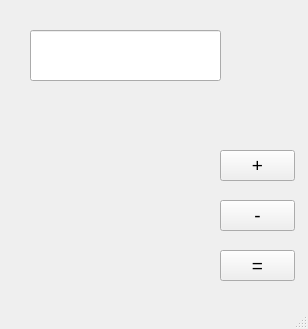
This is Assignment_17/main.ui in Hane7192/pylearn7 as Qt 5 draws it before an edit. The edited form follows.
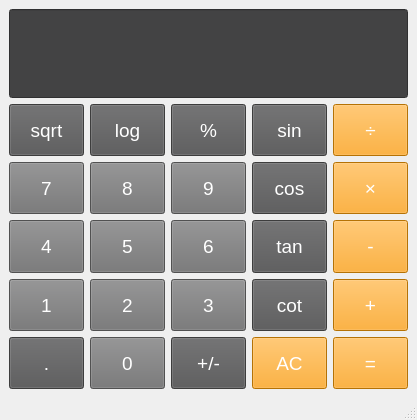
This is the edited form.

Diff of the .ui file:
```diff
--- a/Assignment_17/main.ui
+++ b/Assignment_17/main.ui
@@ -6,78 +6,582 @@
    <rect>
     <x>0</x>
     <y>0</y>
-    <width>308</width>
-    <height>329</height>
+    <width>417</width>
+    <height>420</height>
    </rect>
   </property>
+  <property name="minimumSize">
+   <size>
+    <width>417</width>
+    <height>0</height>
+   </size>
+  </property>
   <property name="windowTitle">
    <string>MainWindow</string>
   </property>
+  <property name="styleSheet">
+   <string notr="true">color: rgb(255, 255, 255);
+</string>
+  </property>
   <widget class="QWidget" name="centralwidget">
-   <widget class="QLineEdit" name="txt_box">
-    <property name="geometry">
-     <rect>
-      <x>30</x>
-      <y>30</y>
-      <width>191</width>
-      <height>51</height>
-     </rect>
-    </property>
-   </widget>
-   <widget class="QPushButton" name="sum">
-    <property name="geometry">
-     <rect>
-      <x>220</x>
-      <y>150</y>
-      <width>75</width>
-      <height>31</height>
-     </rect>
-    </property>
-    <property name="font">
-     <font>
-      <pointsize>14</pointsize>
-     </font>
-    </property>
-    <property name="text">
-     <string>+</string>
-    </property>
-   </widget>
-   <widget class="QPushButton" name="sub">
-    <property name="geometry">
-     <rect>
-      <x>220</x>
-      <y>200</y>
-      <width>75</width>
-      <height>31</height>
-     </rect>
-    </property>
-    <property name="font">
-     <font>
-      <pointsize>14</pointsize>
-     </font>
-    </property>
-    <property name="text">
-     <string>-</string>
-    </property>
-   </widget>
-   <widget class="QPushButton" name="equal">
-    <property name="geometry">
-     <rect>
-      <x>220</x>
-      <y>250</y>
-      <width>75</width>
-      <height>31</height>
-     </rect>
-    </property>
-    <property name="font">
-     <font>
-      <pointsize>14</pointsize>
-     </font>
-    </property>
-    <property name="text">
-     <string>=</string>
-    </property>
-   </widget>
+   <layout class="QGridLayout" name="gridLayout">
+    <item row="5" column="0">
+     <widget class="QPushButton" name="btn_dot">
+      <property name="sizePolicy">
+       <sizepolicy hsizetype="Expanding" vsizetype="Expanding">
+        <horstretch>0</horstretch>
+        <verstretch>0</verstretch>
+       </sizepolicy>
+      </property>
+      <property name="font">
+       <font>
+        <pointsize>14</pointsize>
+       </font>
+      </property>
+      <property name="styleSheet">
+       <string notr="true">background-color: rgb(85, 85, 86);
+margin: 0 px; </string>
+      </property>
+      <property name="text">
+       <string>.</string>
+      </property>
+     </widget>
+    </item>
+    <item row="5" column="3">
+     <widget class="QPushButton" name="btn_ac">
+      <property name="sizePolicy">
+       <sizepolicy hsizetype="Expanding" vsizetype="Expanding">
+        <horstretch>0</horstretch>
+        <verstretch>0</verstretch>
+       </sizepolicy>
+      </property>
+      <property name="font">
+       <font>
+        <pointsize>14</pointsize>
+       </font>
+      </property>
+      <property name="autoFillBackground">
+       <bool>false</bool>
+      </property>
+      <property name="styleSheet">
+       <string notr="true">background-color: rgb(254, 159, 7)</string>
+      </property>
+      <property name="text">
+       <string>AC</string>
+      </property>
+     </widget>
+    </item>
+    <item row="3" column="3">
+     <widget class="QPushButton" name="btn_tan">
+      <property name="sizePolicy">
+       <sizepolicy hsizetype="Expanding" vsizetype="Expanding">
+        <horstretch>0</horstretch>
+        <verstretch>0</verstretch>
+       </sizepolicy>
+      </property>
+      <property name="font">
+       <font>
+        <pointsize>14</pointsize>
+       </font>
+      </property>
+      <property name="styleSheet">
+       <string notr="true">background-color: rgb(85, 85, 86)</string>
+      </property>
+      <property name="text">
+       <string>tan</string>
+      </property>
+     </widget>
+    </item>
+    <item row="3" column="1">
+     <widget class="QPushButton" name="btn_5">
+      <property name="sizePolicy">
+       <sizepolicy hsizetype="Expanding" vsizetype="Expanding">
+        <horstretch>0</horstretch>
+        <verstretch>0</verstretch>
+       </sizepolicy>
+      </property>
+      <property name="font">
+       <font>
+        <pointsize>14</pointsize>
+       </font>
+      </property>
+      <property name="styleSheet">
+       <string notr="true">background-color: rgb(113, 113, 114)</string>
+      </property>
+      <property name="text">
+       <string>5</string>
+      </property>
+     </widget>
+    </item>
+    <item row="2" column="0">
+     <widget class="QPushButton" name="btn_7">
+      <property name="sizePolicy">
+       <sizepolicy hsizetype="Expanding" vsizetype="Expanding">
+        <horstretch>0</horstretch>
+        <verstretch>0</verstretch>
+       </sizepolicy>
+      </property>
+      <property name="font">
+       <font>
+        <pointsize>14</pointsize>
+       </font>
+      </property>
+      <property name="styleSheet">
+       <string notr="true">background-color: rgb(113, 113, 114);
+margin: 0 px; </string>
+      </property>
+      <property name="text">
+       <string>7</string>
+      </property>
+     </widget>
+    </item>
+    <item row="3" column="2">
+     <widget class="QPushButton" name="btn_6">
+      <property name="sizePolicy">
+       <sizepolicy hsizetype="Expanding" vsizetype="Expanding">
+        <horstretch>0</horstretch>
+        <verstretch>0</verstretch>
+       </sizepolicy>
+      </property>
+      <property name="font">
+       <font>
+        <pointsize>14</pointsize>
+       </font>
+      </property>
+      <property name="styleSheet">
+       <string notr="true">background-color: rgb(113, 113, 114)</string>
+      </property>
+      <property name="text">
+       <string>6</string>
+      </property>
+     </widget>
+    </item>
+    <item row="4" column="3">
+     <widget class="QPushButton" name="btn_cot">
+      <property name="sizePolicy">
+       <sizepolicy hsizetype="Expanding" vsizetype="Expanding">
+        <horstretch>0</horstretch>
+        <verstretch>0</verstretch>
+       </sizepolicy>
+      </property>
+      <property name="font">
+       <font>
+        <pointsize>14</pointsize>
+       </font>
+      </property>
+      <property name="styleSheet">
+       <string notr="true">background-color: rgb(85, 85, 86)</string>
+      </property>
+      <property name="text">
+       <string>cot</string>
+      </property>
+     </widget>
+    </item>
+    <item row="3" column="4">
+     <widget class="QPushButton" name="btn_sub">
+      <property name="sizePolicy">
+       <sizepolicy hsizetype="Expanding" vsizetype="Expanding">
+        <horstretch>0</horstretch>
+        <verstretch>0</verstretch>
+       </sizepolicy>
+      </property>
+      <property name="font">
+       <font>
+        <pointsize>14</pointsize>
+       </font>
+      </property>
+      <property name="styleSheet">
+       <string notr="true">background-color: rgb(254, 159, 7)</string>
+      </property>
+      <property name="text">
+       <string>-</string>
+      </property>
+     </widget>
+    </item>
+    <item row="1" column="0">
+     <widget class="QPushButton" name="btn_sqrt">
+      <property name="sizePolicy">
+       <sizepolicy hsizetype="Expanding" vsizetype="Expanding">
+        <horstretch>0</horstretch>
+        <verstretch>0</verstretch>
+       </sizepolicy>
+      </property>
+      <property name="font">
+       <font>
+        <pointsize>14</pointsize>
+       </font>
+      </property>
+      <property name="styleSheet">
+       <string notr="true">background-color: rgb(85, 85, 86)</string>
+      </property>
+      <property name="text">
+       <string>sqrt</string>
+      </property>
+     </widget>
+    </item>
+    <item row="1" column="2">
+     <widget class="QPushButton" name="btn_percent">
+      <property name="sizePolicy">
+       <sizepolicy hsizetype="Expanding" vsizetype="Expanding">
+        <horstretch>0</horstretch>
+        <verstretch>0</verstretch>
+       </sizepolicy>
+      </property>
+      <property name="font">
+       <font>
+        <pointsize>14</pointsize>
+       </font>
+      </property>
+      <property name="styleSheet">
+       <string notr="true">background-color: rgb(85, 85, 86)</string>
+      </property>
+      <property name="text">
+       <string>%</string>
+      </property>
+     </widget>
+    </item>
+    <item row="5" column="4">
+     <widget class="QPushButton" name="btn_equal">
+      <property name="sizePolicy">
+       <sizepolicy hsizetype="Expanding" vsizetype="Expanding">
+        <horstretch>0</horstretch>
+        <verstretch>0</verstretch>
+       </sizepolicy>
+      </property>
+      <property name="font">
+       <font>
+        <pointsize>14</pointsize>
+       </font>
+      </property>
+      <property name="styleSheet">
+       <string notr="true">background-color: rgb(254, 159, 7)</string>
+      </property>
+      <property name="text">
+       <string>=</string>
+      </property>
+     </widget>
+    </item>
+    <item row="0" column="0" colspan="5">
+     <widget class="QLineEdit" name="txt_box">
+      <property name="sizePolicy">
+       <sizepolicy hsizetype="Expanding" vsizetype="Expanding">
+        <horstretch>0</horstretch>
+        <verstretch>0</verstretch>
+       </sizepolicy>
+      </property>
+      <property name="font">
+       <font>
+        <pointsize>16</pointsize>
+       </font>
+      </property>
+      <property name="styleSheet">
+       <string notr="true">background-color: rgb(67, 67, 68);
+color: rgb(255, 255, 255);
+padding-top: 30px;
+padding-bottom:30px;
+padding-left:10px;
+padding-right:10px;
+</string>
+      </property>
+     </widget>
+    </item>
+    <item row="2" column="2">
+     <widget class="QPushButton" name="btn_9">
+      <property name="sizePolicy">
+       <sizepolicy hsizetype="Expanding" vsizetype="Expanding">
+        <horstretch>0</horstretch>
+        <verstretch>0</verstretch>
+       </sizepolicy>
+      </property>
+      <property name="font">
+       <font>
+        <pointsize>14</pointsize>
+       </font>
+      </property>
+      <property name="styleSheet">
+       <string notr="true">background-color: rgb(113, 113, 114)</string>
+      </property>
+      <property name="text">
+       <string>9</string>
+      </property>
+     </widget>
+    </item>
+    <item row="5" column="2">
+     <widget class="QPushButton" name="btn_neg">
+      <property name="sizePolicy">
+       <sizepolicy hsizetype="Expanding" vsizetype="Expanding">
+        <horstretch>0</horstretch>
+        <verstretch>0</verstretch>
+       </sizepolicy>
+      </property>
+      <property name="font">
+       <font>
+        <pointsize>14</pointsize>
+       </font>
+      </property>
+      <property name="styleSheet">
+       <string notr="true">background-color: rgb(85, 85, 86);
+margin: 0 px; </string>
+      </property>
+      <property name="text">
+       <string>+/-</string>
+      </property>
+     </widget>
+    </item>
+    <item row="2" column="3">
+     <widget class="QPushButton" name="btn_cos">
+      <property name="sizePolicy">
+       <sizepolicy hsizetype="Expanding" vsizetype="Expanding">
+        <horstretch>0</horstretch>
+        <verstretch>0</verstretch>
+       </sizepolicy>
+      </property>
+      <property name="font">
+       <font>
+        <pointsize>14</pointsize>
+       </font>
+      </property>
+      <property name="styleSheet">
+       <string notr="true">background-color: rgb(85, 85, 86)</string>
+      </property>
+      <property name="text">
+       <string>cos</string>
+      </property>
+     </widget>
+    </item>
+    <item row="3" column="0">
+     <widget class="QPushButton" name="btn_4">
+      <property name="sizePolicy">
+       <sizepolicy hsizetype="Expanding" vsizetype="Expanding">
+        <horstretch>0</horstretch>
+        <verstretch>0</verstretch>
+       </sizepolicy>
+      </property>
+      <property name="font">
+       <font>
+        <pointsize>14</pointsize>
+       </font>
+      </property>
+      <property name="styleSheet">
+       <string notr="true">background-color: rgb(113, 113, 114)</string>
+      </property>
+      <property name="text">
+       <string>4</string>
+      </property>
+     </widget>
+    </item>
+    <item row="4" column="0">
+     <widget class="QPushButton" name="btn_1">
+      <property name="sizePolicy">
+       <sizepolicy hsizetype="Expanding" vsizetype="Expanding">
+        <horstretch>0</horstretch>
+        <verstretch>0</verstretch>
+       </sizepolicy>
+      </property>
+      <property name="font">
+       <font>
+        <pointsize>14</pointsize>
+       </font>
+      </property>
+      <property name="styleSheet">
+       <string notr="true">background-color: rgb(113, 113, 114)</string>
+      </property>
+      <property name="text">
+       <string>1</string>
+      </property>
+     </widget>
+    </item>
+    <item row="2" column="1">
+     <widget class="QPushButton" name="btn_8">
+      <property name="sizePolicy">
+       <sizepolicy hsizetype="Expanding" vsizetype="Expanding">
+        <horstretch>0</horstretch>
+        <verstretch>0</verstretch>
+       </sizepolicy>
+      </property>
+      <property name="font">
+       <font>
+        <pointsize>14</pointsize>
+       </font>
+      </property>
+      <property name="styleSheet">
+       <string notr="true">background-color: rgb(113, 113, 114);
+margin: 0 px; </string>
+      </property>
+      <property name="text">
+       <string>8</string>
+      </property>
+     </widget>
+    </item>
+    <item row="1" column="4">
+     <widget class="QPushButton" name="btn_div">
+      <property name="sizePolicy">
+       <sizepolicy hsizetype="Expanding" vsizetype="Expanding">
+        <horstretch>0</horstretch>
+        <verstretch>0</verstretch>
+       </sizepolicy>
+      </property>
+      <property name="font">
+       <font>
+        <pointsize>14</pointsize>
+       </font>
+      </property>
+      <property name="styleSheet">
+       <string notr="true">background-color: rgb(254, 159, 7)</string>
+      </property>
+      <property name="text">
+       <string>÷</string>
+      </property>
+     </widget>
+    </item>
+    <item row="4" column="1">
+     <widget class="QPushButton" name="btn_2">
+      <property name="sizePolicy">
+       <sizepolicy hsizetype="Expanding" vsizetype="Expanding">
+        <horstretch>0</horstretch>
+        <verstretch>0</verstretch>
+       </sizepolicy>
+      </property>
+      <property name="font">
+       <font>
+        <pointsize>14</pointsize>
+       </font>
+      </property>
+      <property name="styleSheet">
+       <string notr="true">background-color: rgb(113, 113, 114)</string>
+      </property>
+      <property name="text">
+       <string>2</string>
+      </property>
+     </widget>
+    </item>
+    <item row="4" column="2">
+     <widget class="QPushButton" name="btn_3">
+      <property name="sizePolicy">
+       <sizepolicy hsizetype="Expanding" vsizetype="Expanding">
+        <horstretch>0</horstretch>
+        <verstretch>0</verstretch>
+       </sizepolicy>
+      </property>
+      <property name="font">
+       <font>
+        <pointsize>14</pointsize>
+       </font>
+      </property>
+      <property name="styleSheet">
+       <string notr="true">background-color: rgb(113, 113, 114)</string>
+      </property>
+      <property name="text">
+       <string>3</string>
+      </property>
+     </widget>
+    </item>
+    <item row="5" column="1">
+     <widget class="QPushButton" name="btn_0">
+      <property name="sizePolicy">
+       <sizepolicy hsizetype="Expanding" vsizetype="Expanding">
+        <horstretch>0</horstretch>
+        <verstretch>0</verstretch>
+       </sizepolicy>
+      </property>
+      <property name="font">
+       <font>
+        <pointsize>14</pointsize>
+       </font>
+      </property>
+      <property name="styleSheet">
+       <string notr="true">background-color: rgb(113, 113, 114)</string>
+      </property>
+      <property name="text">
+       <string>0</string>
+      </property>
+     </widget>
+    </item>
+    <item row="4" column="4">
+     <widget class="QPushButton" name="btn_sum">
+      <property name="sizePolicy">
+       <sizepolicy hsizetype="Expanding" vsizetype="Expanding">
+        <horstretch>0</horstretch>
+        <verstretch>0</verstretch>
+       </sizepolicy>
+      </property>
+      <property name="font">
+       <font>
+        <pointsize>14</pointsize>
+       </font>
+      </property>
+      <property name="styleSheet">
+       <string notr="true">background-color: rgb(254, 159, 7)</string>
+      </property>
+      <property name="text">
+       <string>+</string>
+      </property>
+     </widget>
+    </item>
+    <item row="1" column="3">
+     <widget class="QPushButton" name="btn_sin">
+      <property name="sizePolicy">
+       <sizepolicy hsizetype="Expanding" vsizetype="Expanding">
+        <horstretch>0</horstretch>
+        <verstretch>0</verstretch>
+       </sizepolicy>
+      </property>
+      <property name="font">
+       <font>
+        <pointsize>14</pointsize>
+       </font>
+      </property>
+      <property name="styleSheet">
+       <string notr="true">background-color: rgb(85, 85, 86)</string>
+      </property>
+      <property name="text">
+       <string>sin</string>
+      </property>
+     </widget>
+    </item>
+    <item row="2" column="4">
+     <widget class="QPushButton" name="btn_mul">
+      <property name="sizePolicy">
+       <sizepolicy hsizetype="Expanding" vsizetype="Expanding">
+        <horstretch>0</horstretch>
+        <verstretch>0</verstretch>
+       </sizepolicy>
+      </property>
+      <property name="font">
+       <font>
+        <pointsize>14</pointsize>
+       </font>
+      </property>
+      <property name="styleSheet">
+       <string notr="true">background-color: rgb(254, 159, 7)</string>
+      </property>
+      <property name="text">
+       <string>×</string>
+      </property>
+     </widget>
+    </item>
+    <item row="1" column="1">
+     <widget class="QPushButton" name="btn_log">
+      <property name="sizePolicy">
+       <sizepolicy hsizetype="Expanding" vsizetype="Expanding">
+        <horstretch>0</horstretch>
+        <verstretch>0</verstretch>
+       </sizepolicy>
+      </property>
+      <property name="font">
+       <font>
+        <pointsize>14</pointsize>
+       </font>
+      </property>
+      <property name="styleSheet">
+       <string notr="true">background-color: rgb(85, 85, 86)</string>
+      </property>
+      <property name="text">
+       <string>log</string>
+      </property>
+     </widget>
+    </item>
+   </layout>
   </widget>
   <widget class="QMenuBar" name="menubar">
    <property name="geometry">
```
Left out of the diff: 2 changed lines with no effect on the pictures.
